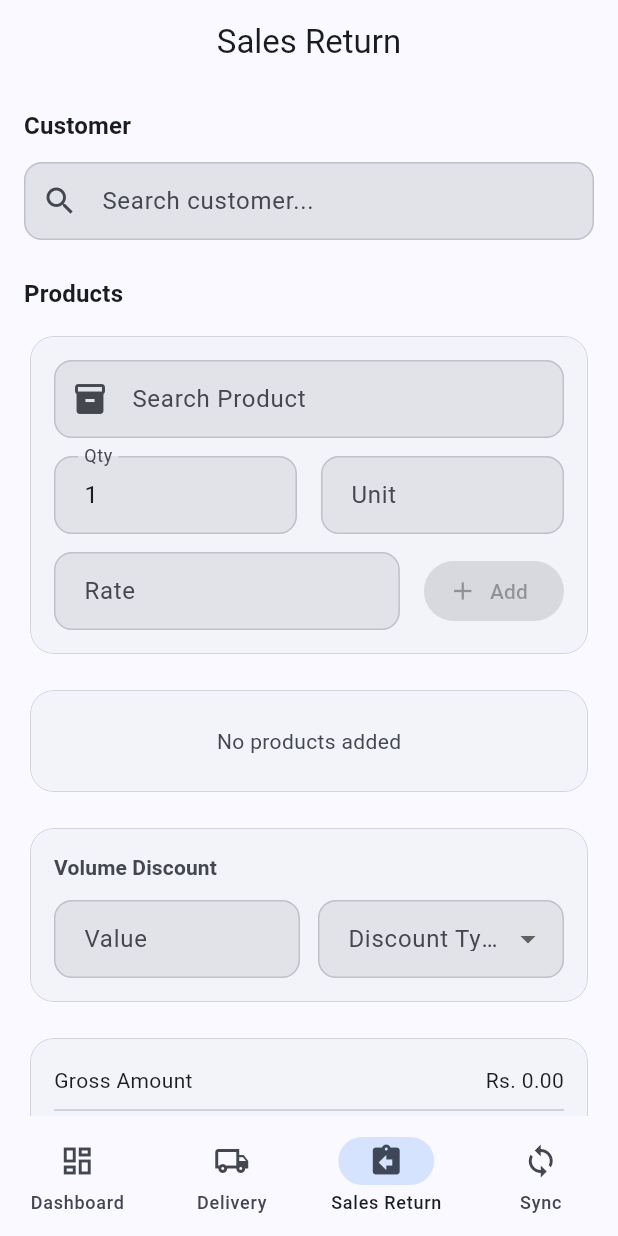
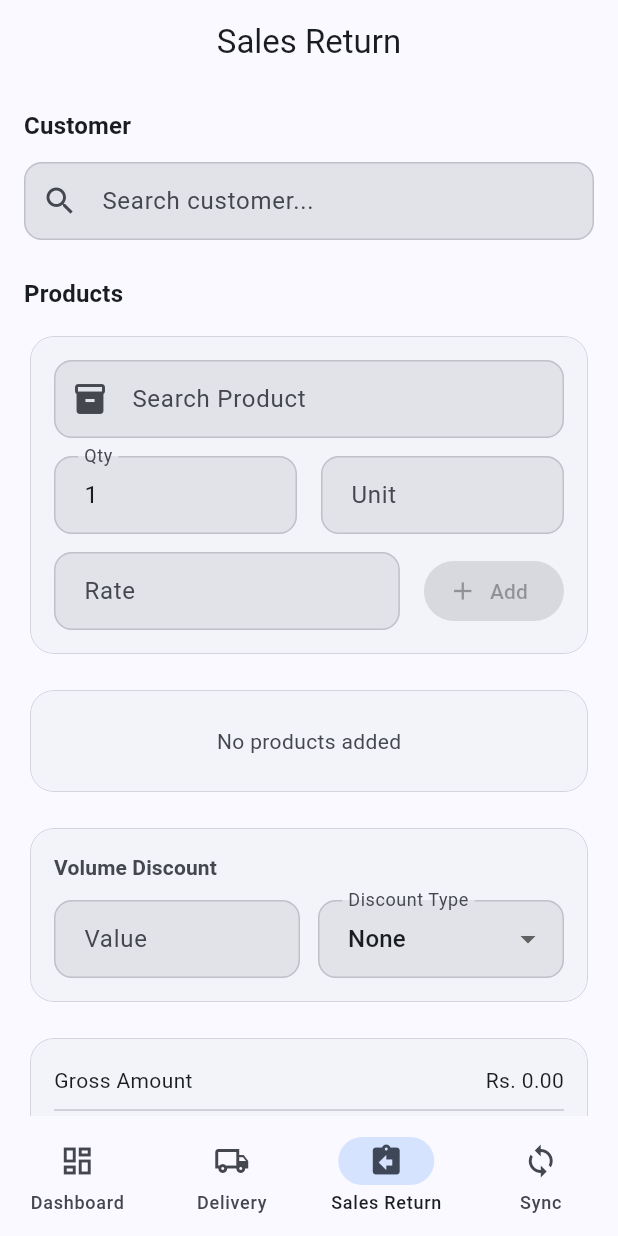
Before and after one commit to sarishmaghale/POSDelivery, a Flutter app: the SalesReturnScreen screen opened by its route, on a phone screen of 412 x 824 dp. Run offline on Flutter 3.47's test engine with Material 3 defaults, Android fonts, the phone set to English and light mode, and no system bars; our stand-ins replace cached_network_image, connectivity_plus, dio, flutter_cache_manager, flutter_riverpod, flutter_secure_storage and 4 more; missing offline and left inert: flutter_foreground_task; accounts and stored records are empty; network calls fail; key blocks and very long unbroken strings in the code were emptied for the run.

Commit message:
volDis none option added

```diff
--- a/lib/features/sales_return/screen/sales_return_screen.dart
+++ b/lib/features/sales_return/screen/sales_return_screen.dart
@@ -542,6 +542,7 @@ class _SalesReturnScreenState extends ConsumerState<SalesReturnScreen> {
                       isDense: true,
                     ),
                     items: [
+                      DropdownMenuItem(value: null, child: Text(l10n.none)),
                       DropdownMenuItem(value: 'amount', child: Text(l10n.amountRs)),
                       DropdownMenuItem(value: 'percent', child: Text(l10n.percent)),
                     ],
```
